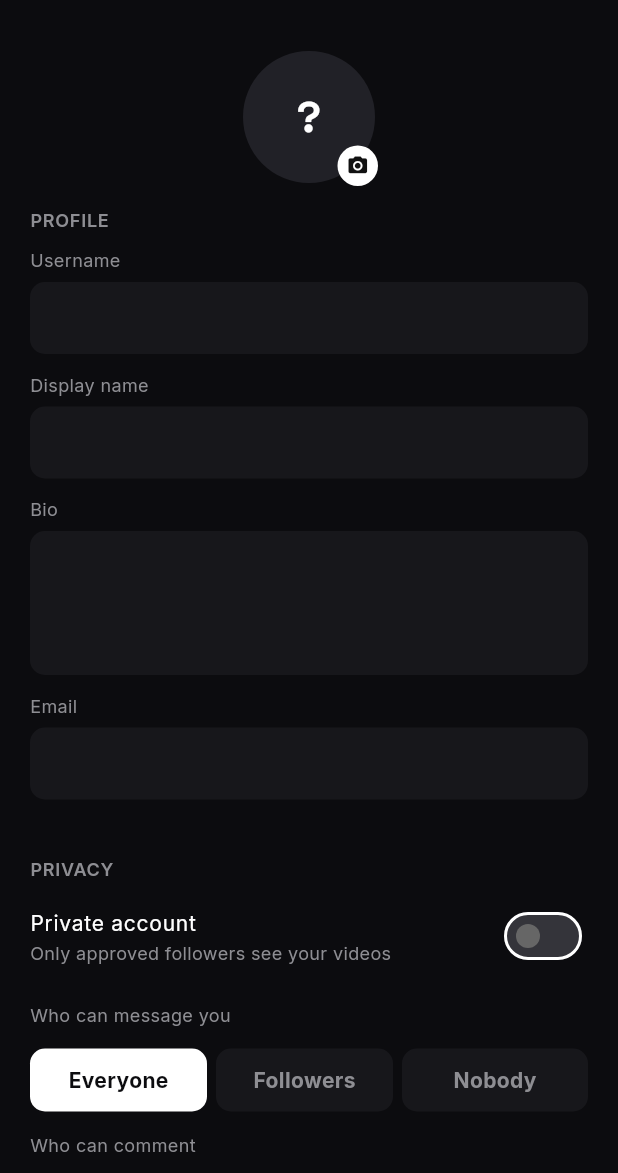
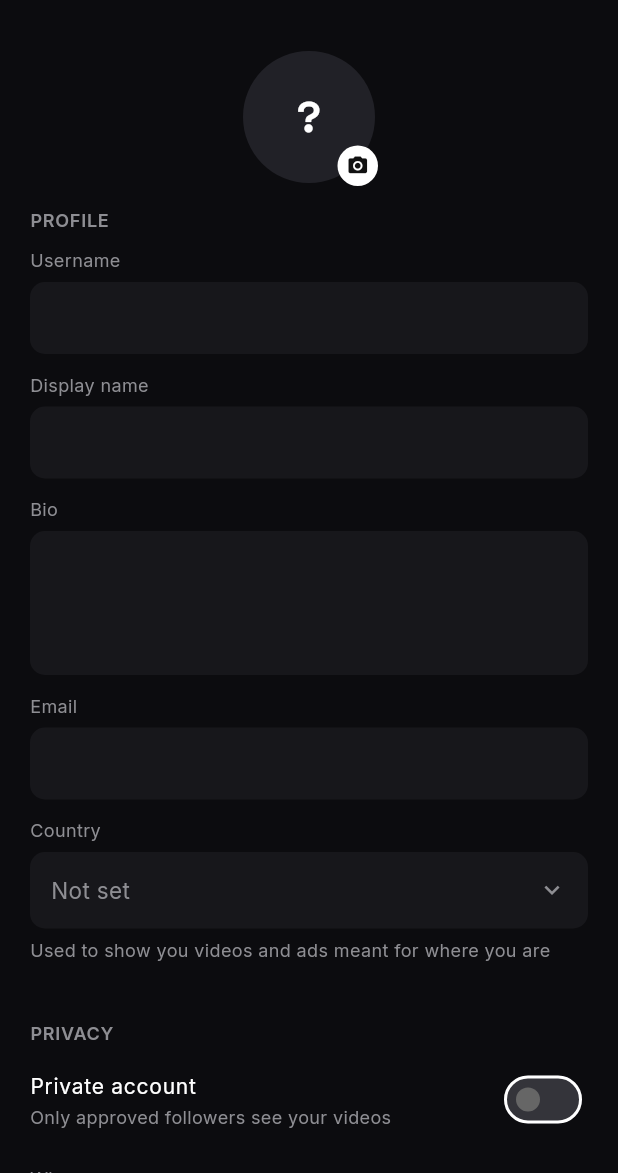
Before and after one commit to ngwinoreal-a11y/geegreel, a Flutter app: the SettingsScreen screen opened by its route, on a phone screen of 412 x 824 dp, the part 63-1236 px from its top. Run offline on Flutter 3.47's test engine with Material 3 defaults, Android fonts, the phone set to English and light mode, and no system bars; our stand-ins replace cached_network_image, camera, dio, firebase_core, firebase_messaging, flutter_local_notifications and 11 more; missing offline and left inert: ffmpeg_kit_flutter_new_min_gpl, gal, record, video_thumbnail_plus; accounts and stored records are empty; network calls fail.

Commit message:
Admin couldn't search ads; most accounts couldn't be targeted at all
Two halves of the same thing — an ad aimed at a country is only worth
having if you can find it and if there is somebody there to receive it.

Search on the admin ads list. The users tab has always had one; ads did
not, so past a screenful the only way to find an ad was to scroll.
Matches sponsor, caption, destination link, target country, status, and
for self-serve ads the advertiser's username. instr(lower(), lower())
rather than LIKE, so a % typed into the box is searched for literally
instead of behaving as a wildcard.

Country in Settings. Targeting compares an ad's country to the one on the
viewer's account by name, and the two lists are identical on both sides
(175 entries, verified equal) — but the name was only ever collected on
the signup step. Anyone who joined before that step existed, or skipped
it, had no country and no way to add one, so no targeted ad could ever
reach them. In the live database that is four of six accounts. The
settings PATCH now takes country, and the app offers the same picker
signup and the composer use, so the name saved is character-for-character
the one an advertiser targets. Blank clears it back to untargeted.

The matching itself is unchanged and was checked against the live
database rather than reasoned about: a Rwanda viewer gets Rwanda and
untargeted ads only; a Nigeria viewer does not match an ad aimed at
Niger; "Republic of the Congo" does not match "Democratic Republic of the
Congo"; and an account with no country still sees untargeted ads rather
than none.

Co-Authored-By: Claude Opus 5 <noreply@anthropic.com>

```diff
--- a/belople_app/lib/features/auth/data/user_model.dart
+++ b/belople_app/lib/features/auth/data/user_model.dart
@@ -17,6 +17,7 @@ class UserModel {
     this.notifyLikes = true,
     this.notifyComments = true,
     this.notifyFollows = true,
+    this.country,
     this.followersCount = 0,
     this.followingCount = 0,
     this.likesCount = 0,
@@ -39,6 +40,12 @@ class UserModel {
   final bool notifyLikes;
   final bool notifyComments;
   final bool notifyFollows;
+
+  /// The country picked at signup, or later in Settings. Ad targeting matches
+  /// it by NAME against the same kCountries list the picker offers, so it must
+  /// stay a name and never become a code.
+  final String? country;
+
   final int followersCount;
   final int followingCount;
   final int likesCount;
@@ -66,6 +73,7 @@ class UserModel {
         notifyLikes: json['notifyLikes'] as bool? ?? true,
         notifyComments: json['notifyComments'] as bool? ?? true,
         notifyFollows: json['notifyFollows'] as bool? ?? true,
+        country: json['country'] as String?,
         following: json['following'] as bool? ?? false,
       );
 
@@ -88,6 +96,7 @@ class UserModel {
         'notifyLikes': notifyLikes,
         'notifyComments': notifyComments,
         'notifyFollows': notifyFollows,
+        'country': country,
         'following': following,
       };
 
@@ -114,6 +123,7 @@ class UserModel {
       notifyLikes: notifyLikes,
       notifyComments: notifyComments,
       notifyFollows: notifyFollows,
+      country: country,
       followersCount: (stats['followers'] as num?)?.toInt() ?? followersCount,
       followingCount: (stats['following'] as num?)?.toInt() ?? followingCount,
       likesCount: (stats['likes'] as num?)?.toInt() ?? likesCount,
--- a/belople_app/lib/features/settings/presentation/settings_screen.dart
+++ b/belople_app/lib/features/settings/presentation/settings_screen.dart
@@ -5,9 +5,11 @@ import 'package:image_picker/image_picker.dart';
 import 'package:url_launcher/url_launcher.dart';
 import '../../../core/network/api_client.dart';
 import '../../../core/theme/app_colors.dart';
+import '../../../core/theme/app_radii.dart';
 import '../../../core/theme/app_spacing.dart';
 import '../../../core/theme/app_typography.dart';
 import '../../../core/widgets/app_avatar.dart';
+import '../../../core/widgets/country_picker.dart';
 import '../../../core/widgets/seg_control.dart';
 import '../../auth/application/auth_controller.dart';
 import '../data/settings_repository.dart';
@@ -43,6 +45,22 @@ class _SettingsScreenState extends ConsumerState<SettingsScreen> {
   late bool _notifyLikes;
   late bool _notifyComments;
   late bool _notifyFollows;
+  String? _country;
+
+  /// Same picker the composer and signup use, so the name saved here is
+  /// character-for-character the one an advertiser targets.
+  Future<void> _pickCountry() async {
+    final picked = await showCountryPicker(
+      context,
+      current: _country,
+      noneLabel: 'Not set',
+      noneSubtitle: "Don't say where I am",
+    );
+    if (picked == null || !mounted) return;
+    final value = picked == kEverywhere ? null : picked;
+    final previous = _country;
+    _patch({'country': value ?? ''}, () => _country = value, () => _country = previous);
+  }
 
   @override
   void initState() {
@@ -58,6 +76,7 @@ class _SettingsScreenState extends ConsumerState<SettingsScreen> {
     _notifyLikes = me?.notifyLikes ?? true;
     _notifyComments = me?.notifyComments ?? true;
     _notifyFollows = me?.notifyFollows ?? true;
+    _country = me?.country;
   }
 
   @override
@@ -260,6 +279,41 @@ class _SettingsScreenState extends ConsumerState<SettingsScreen> {
           const SizedBox(height: 12),
           _label('Email'),
           TextField(controller: _emailController, keyboardType: TextInputType.emailAddress, onChanged: (_) => setState(() => _dirty = true), decoration: const InputDecoration()),
+          const SizedBox(height: 12),
+          // Country was asked once at signup and never again, so anyone who
+          // joined before that step — or skipped it — had no country on their
+          // account and no way to add one. Ads and videos aimed at a place
+          // could never reach them. Saves immediately, like the toggles below.
+          _label('Country'),
+          InkWell(
+            onTap: _pickCountry,
+            borderRadius: BorderRadius.circular(AppRadii.md),
+            child: Container(
+              width: double.infinity,
+              padding: const EdgeInsets.symmetric(horizontal: 14, vertical: 15),
+              decoration: BoxDecoration(
+                color: AppColors.surface,
+                borderRadius: BorderRadius.circular(AppRadii.md),
+              ),
+              child: Row(children: [
+                Expanded(
+                  child: Text(
+                    _country ?? 'Not set',
+                    style: AppTypography.sans(
+                      fontSize: 15,
+                      // "Not set" is a placeholder, a real country is a value —
+                      // they must not look the same.
+                      color: _country == null ? AppColors.muted : AppColors.text,
+                    ),
+                  ),
+                ),
+                const Icon(Icons.expand_more, size: 20, color: AppColors.muted),
+              ]),
+            ),
+          ),
+          const SizedBox(height: 6),
+          Text('Used to show you videos and ads meant for where you are',
+              style: AppTypography.sans(fontSize: 12, color: AppColors.muted)),
           const SizedBox(height: 14),
           if (_dirty)
             SizedBox(
```
Also changed, not shown: belople_app/lib/core/widgets/country_picker.dart (+28 -8 lines), 2 other files.
